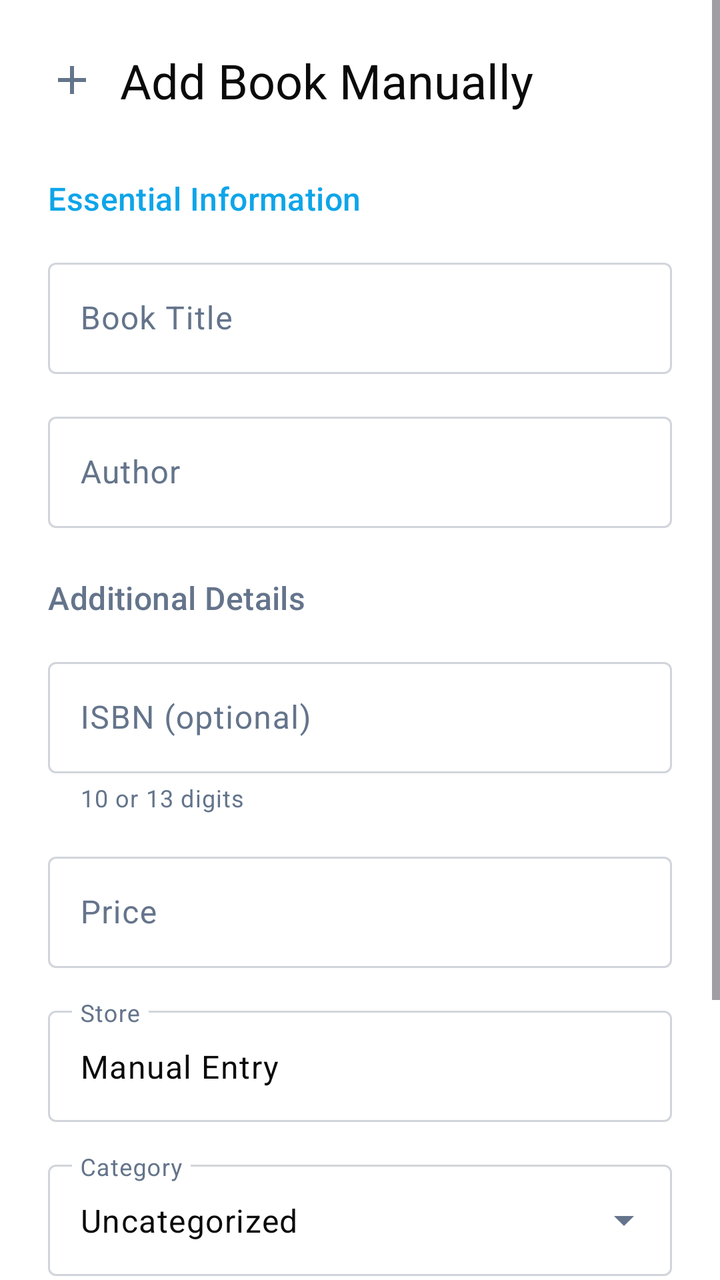
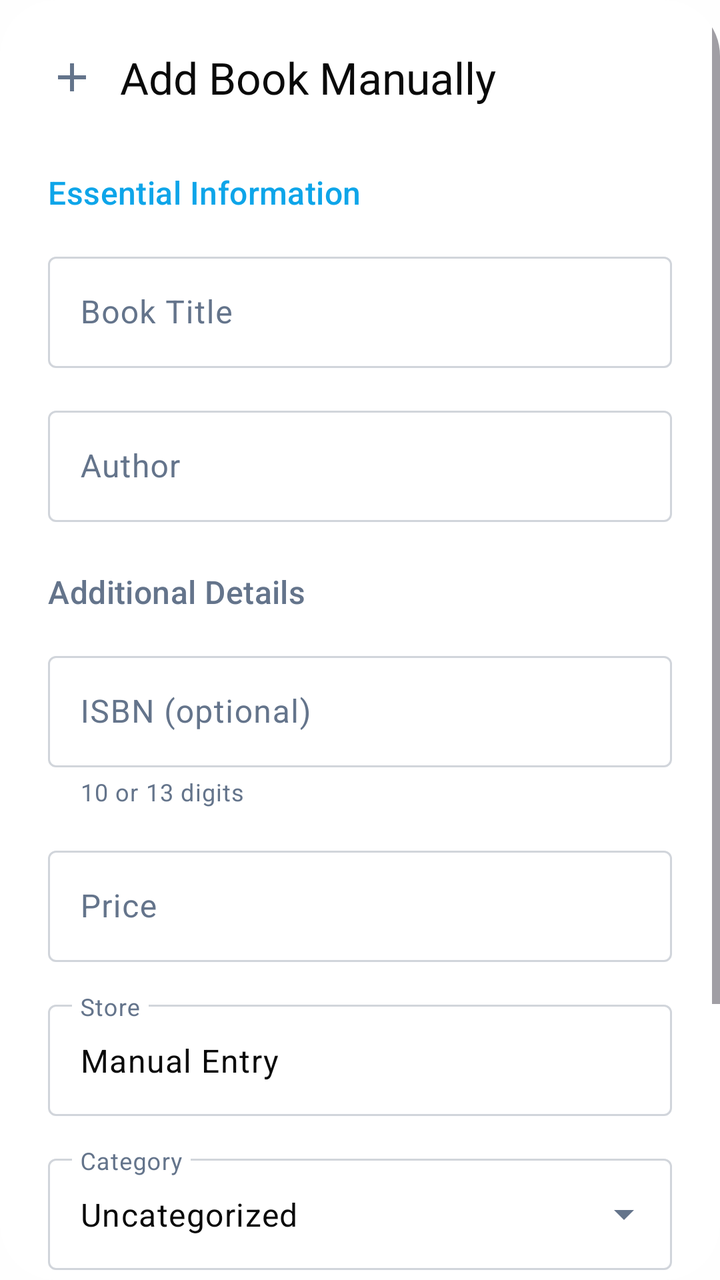

Compare the two renders of this Android layout. The source of the first and the diff that turns it into the second are given below.
<!-- AndroidManifest.xml: application theme Theme.BooksIDontNeed -->
<!-- res/layout/dialog_manual_book_entry.xml -->
<?xml version="1.0" encoding="utf-8"?>
<ScrollView xmlns:android="http://schemas.android.com/apk/res/android"
    xmlns:app="http://schemas.android.com/apk/res-auto"
    android:layout_width="match_parent"
    android:layout_height="wrap_content"
    android:background="?attr/colorSurface">

    <LinearLayout
        android:layout_width="match_parent"
        android:layout_height="wrap_content"
        android:orientation="vertical"
        android:padding="24dp">

        
        <LinearLayout
            android:layout_width="match_parent"
            android:layout_height="wrap_content"
            android:gravity="center_vertical"
            android:orientation="horizontal"
            android:layout_marginBottom="32dp">

            <ImageView
                android:id="@+id/dialogHeaderIcon"
                android:layout_width="24dp"
                android:layout_height="24dp"
                android:src="@drawable/ic_add"
                android:layout_marginEnd="12dp"
                app:tint="?attr/colorOnSurfaceVariant" />

            <TextView
                android:id="@+id/dialogHeaderTitle"
                android:layout_width="0dp"
                android:layout_height="wrap_content"
                android:layout_weight="1"
                android:text="Add Book Manually"
                android:textAppearance="@style/TextAppearance.Material3.HeadlineSmall"
                android:textColor="?attr/colorOnSurface" />

        </LinearLayout>

        
        <TextView
            android:layout_width="match_parent"
            android:layout_height="wrap_content"
            android:text="Essential Information"
            android:textAppearance="@style/TextAppearance.Material3.TitleMedium"
            android:textColor="?attr/colorPrimary"
            android:layout_marginBottom="16dp" />

        
        <com.google.android.material.textfield.TextInputLayout
            android:layout_width="match_parent"
            android:layout_height="wrap_content"
            android:layout_marginBottom="16dp"
            android:hint="Book Title"
            style="@style/Widget.Material3.TextInputLayout.OutlinedBox"
            app:hintTextColor="?attr/colorOnSurfaceVariant">

            <com.google.android.material.textfield.TextInputEditText
                android:id="@+id/titleEditText"
                android:layout_width="match_parent"
                android:layout_height="wrap_content"
                android:inputType="textCapWords|textMultiLine"
                android:maxLines="2"
                android:textColor="?attr/colorOnSurface"
                android:textSize="16sp" />

        </com.google.android.material.textfield.TextInputLayout>

        
        <com.google.android.material.textfield.TextInputLayout
            android:layout_width="match_parent"
            android:layout_height="wrap_content"
            android:layout_marginBottom="24dp"
            android:hint="Author"
            style="@style/Widget.Material3.TextInputLayout.OutlinedBox"
            app:hintTextColor="?attr/colorOnSurfaceVariant">

            <com.google.android.material.textfield.TextInputEditText
                android:id="@+id/authorEditText"
                android:layout_width="match_parent"
                android:layout_height="wrap_content"
                android:inputType="textPersonName|textCapWords"
                android:textColor="?attr/colorOnSurface"
                android:textSize="16sp" />

        </com.google.android.material.textfield.TextInputLayout>

        
        <TextView
            android:layout_width="match_parent"
            android:layout_height="wrap_content"
            android:text="Additional Details"
            android:textAppearance="@style/TextAppearance.Material3.TitleMedium"
            android:textColor="?attr/colorOnSurfaceVariant"
            android:layout_marginBottom="16dp" />

        
        <com.google.android.material.textfield.TextInputLayout
            android:layout_width="match_parent"
            android:layout_height="wrap_content"
            android:layout_marginBottom="16dp"
            android:hint="ISBN (optional)"
            style="@style/Widget.Material3.TextInputLayout.OutlinedBox"
            app:hintTextColor="?attr/colorOnSurfaceVariant"
            app:helperText="10 or 13 digits"
            app:helperTextTextColor="?attr/colorOnSurfaceVariant">

            <com.google.android.material.textfield.TextInputEditText
                android:id="@+id/isbnEditText"
                android:layout_width="match_parent"
                android:layout_height="wrap_content"
                android:inputType="number"
                android:textColor="?attr/colorOnSurface"
                android:textSize="16sp" />

        </com.google.android.material.textfield.TextInputLayout>

        
        <com.google.android.material.textfield.TextInputLayout
            android:layout_width="match_parent"
            android:layout_height="wrap_content"
            android:layout_marginBottom="16dp"
            android:hint="Price"
            style="@style/Widget.Material3.TextInputLayout.OutlinedBox"
            app:hintTextColor="?attr/colorOnSurfaceVariant"
            app:prefixText="$"
            app:prefixTextColor="?attr/colorOnSurfaceVariant">

            <com.google.android.material.textfield.TextInputEditText
                android:id="@+id/priceEditText"
                android:layout_width="match_parent"
                android:layout_height="wrap_content"
                android:inputType="numberDecimal"
                android:textColor="?attr/colorOnSurface"
                android:textSize="16sp" />

        </com.google.android.material.textfield.TextInputLayout>

        
        <com.google.android.material.textfield.TextInputLayout
            android:layout_width="match_parent"
            android:layout_height="wrap_content"
            android:layout_marginBottom="16dp"
            android:hint="Store"
            style="@style/Widget.Material3.TextInputLayout.OutlinedBox"
            app:hintTextColor="?attr/colorOnSurfaceVariant">

            <com.google.android.material.textfield.TextInputEditText
                android:id="@+id/storeNameEditText"
                android:layout_width="match_parent"
                android:layout_height="wrap_content"
                android:inputType="textCapWords"
                android:text="Manual Entry"
                android:textColor="?attr/colorOnSurface"
                android:textSize="16sp" />

        </com.google.android.material.textfield.TextInputLayout>

        
        <com.google.android.material.textfield.TextInputLayout
            android:layout_width="match_parent"
            android:layout_height="wrap_content"
            android:layout_marginBottom="16dp"
            android:hint="Category"
            style="@style/Widget.Material3.TextInputLayout.OutlinedBox.ExposedDropdownMenu"
            app:hintTextColor="?attr/colorOnSurfaceVariant">

            <com.google.android.material.textfield.MaterialAutoCompleteTextView
                android:id="@+id/categoryDropdown"
                android:layout_width="match_parent"
                android:layout_height="wrap_content"
                android:inputType="none"
                android:text="Uncategorized"
                android:textColor="?attr/colorOnSurface"
                android:textSize="16sp" />

        </com.google.android.material.textfield.TextInputLayout>

        
        <com.google.android.material.textfield.TextInputLayout
            android:layout_width="match_parent"
            android:layout_height="wrap_content"
            android:layout_marginBottom="32dp"
            android:hint="Book URL (optional)"
            style="@style/Widget.Material3.TextInputLayout.OutlinedBox"
            app:hintTextColor="?attr/colorOnSurfaceVariant"
            app:startIconDrawable="@drawable/ic_link"
            app:startIconTint="?attr/colorOnSurfaceVariant">

            <com.google.android.material.textfield.TextInputEditText
                android:id="@+id/storeUrlEditText"
                android:layout_width="match_parent"
                android:layout_height="wrap_content"
                android:inputType="textUri"
                android:textColor="?attr/colorOnSurface"
                android:textSize="16sp" />

        </com.google.android.material.textfield.TextInputLayout>

        
        <LinearLayout
            android:layout_width="match_parent"
            android:layout_height="wrap_content"
            android:orientation="horizontal"
            android:gravity="end">

            <com.google.android.material.button.MaterialButton
                android:id="@+id/cancelButton"
                style="@style/Widget.Material3.Button.TextButton"
                android:layout_width="wrap_content"
                android:layout_height="wrap_content"
                android:text="Cancel"
                android:layout_marginEnd="8dp" />

            <com.google.android.material.button.MaterialButton
                android:id="@+id/saveButton"
                style="@style/Widget.Material3.Button"
                android:layout_width="wrap_content"
                android:layout_height="wrap_content"
                android:text="Add Book"
                app:icon="@drawable/ic_add"
                app:iconSize="18dp" />

        </LinearLayout>

    </LinearLayout>

</ScrollView>
<!-- resources referenced by this layout -->
<resources>
  <style name="Theme.BooksIDontNeed" parent="Theme.Material3.DayNight.NoActionBar">
          
          <item name="colorPrimary">@color/md_theme_light_primary</item>
          <item name="colorOnPrimary">@color/md_theme_light_onPrimary</item>
          <item name="colorPrimaryContainer">@color/md_theme_light_primaryContainer</item>
          <item name="colorOnPrimaryContainer">@color/md_theme_light_onPrimaryContainer</item>
          
          
          <item name="colorSecondary">@color/md_theme_light_secondary</item>
          <item name="colorOnSecondary">@color/md_theme_light_onSecondary</item>
          <item name="colorSecondaryContainer">@color/md_theme_light_secondaryContainer</item>
          <item name="colorOnSecondaryContainer">@color/md_theme_light_onSecondaryContainer</item>
          
          
          <item name="colorTertiary">@color/md_theme_light_tertiary</item>
          <item name="colorOnTertiary">@color/md_theme_light_onTertiary</item>
          <item name="colorTertiaryContainer">@color/md_theme_light_tertiaryContainer</item>
          <item name="colorOnTertiaryContainer">@color/md_theme_light_onTertiaryContainer</item>
          
          
          <item name="colorError">@color/md_theme_light_error</item>
          <item name="colorOnError">@color/md_theme_light_onError</item>
          <item name="colorErrorContainer">@color/md_theme_light_errorContainer</item>
          <item name="colorOnErrorContainer">@color/md_theme_light_onErrorContainer</item>
          
          
          <item name="android:colorBackground">@color/md_theme_light_background</item>
          <item name="colorOnBackground">@color/md_theme_light_onBackground</item>
          
          
          <item name="colorSurface">@color/md_theme_light_surface</item>
          <item name="colorOnSurface">@color/md_theme_light_onSurface</item>
          <item name="colorSurfaceVariant">@color/md_theme_light_surfaceVariant</item>
          <item name="colorOnSurfaceVariant">@color/md_theme_light_onSurfaceVariant</item>
          <item name="colorSurfaceContainer">@color/md_theme_light_surfaceContainer</item>
          <item name="colorSurfaceContainerHigh">@color/md_theme_light_surfaceContainerHigh</item>
          <item name="colorSurfaceContainerHighest">@color/md_theme_light_surfaceContainerHighest</item>
          
          
          <item name="colorOutline">@color/md_theme_light_outline</item>
          <item name="colorOutlineVariant">@color/md_theme_light_outlineVariant</item>
          
          
          <item name="android:statusBarColor">@color/md_theme_light_surface</item>
          <item name="android:windowLightStatusBar">true</item>
          
          
          <item name="android:navigationBarColor">@color/md_theme_light_surface</item>
          <item name="android:windowLightNavigationBar" tools:targetApi="27">true</item>
          
          
          <item name="android:windowTranslucentStatus">false</item>
          <item name="android:windowTranslucentNavigation">false</item>
          <item name="android:fitsSystemWindows">false</item>
          
          
          <item name="priceTextColor">@color/price_color</item>
          <item name="linkTextColor">@color/link_color</item>
          <item name="dateTextColor">@color/date_text_color</item>
          <item name="isbnTextColor">@color/isbn_color</item>
          
          
          <item name="elevationOverlayEnabled">true</item>
          <item name="elevationOverlayAccentColor">?attr/colorPrimary</item>
      </style>
  <!-- unchanged entries left out for length: 33 -->
</resources>

<!-- the commit's change to res/layout/dialog_manual_book_entry.xml (unified diff, before → after) -->
@@ -3,7 +3,8 @@
     xmlns:app="http://schemas.android.com/apk/res-auto"
     android:layout_width="match_parent"
     android:layout_height="wrap_content"
-    android:background="?attr/colorSurface">
+    android:background="@drawable/dialog_surface_background"
+    android:clipToOutline="true">
 
     <LinearLayout
         android:layout_width="match_parent"
@@ -33,7 +34,7 @@
                 android:layout_height="wrap_content"
                 android:layout_weight="1"
                 android:text="Add Book Manually"
-                android:textAppearance="@style/TextAppearance.Material3.HeadlineSmall"
+                android:textAppearance="@style/TextAppearance.Material3.TitleLarge"
                 android:textColor="?attr/colorOnSurface" />
 
         </LinearLayout>
<!-- resource entries referenced after the edit -->
@@ -1,5 +1,11 @@
 <!-- resources referenced by this layout -->
 <resources>
+  <!-- drawable dialog_surface_background (drawable) -->
+  <?xml version="1.0" encoding="utf-8"?>
+  <shape xmlns:android="http://schemas.android.com/apk/res/android">
+      <solid android:color="?attr/colorSurface" />
+      <corners android:radius="28dp" />
+  </shape>
   <style name="Theme.BooksIDontNeed" parent="Theme.Material3.DayNight.NoActionBar">
           
           <item name="colorPrimary">@color/md_theme_light_primary</item>
@@ -64,6 +70,15 @@
           
           <item name="elevationOverlayEnabled">true</item>
           <item name="elevationOverlayAccentColor">?attr/colorPrimary</item>
+          <item name="materialAlertDialogTheme">@style/ThemeOverlay.BooksIDontNeed.Dialog</item>
+      </style>
+  <style name="ThemeOverlay.BooksIDontNeed.Dialog" parent="ThemeOverlay.Material3.MaterialAlertDialog">
+          <item name="backgroundTint">?attr/colorSurface</item>
+          <item name="shapeAppearanceOverlay">@style/ShapeAppearance.BooksIDontNeed.Dialog</item>
+      </style>
+  <style name="ShapeAppearance.BooksIDontNeed.Dialog" parent="">
+          <item name="cornerFamily">rounded</item>
+          <item name="cornerSize">28dp</item>
       </style>
   <!-- unchanged entries left out for length: 33 -->
 </resources>
